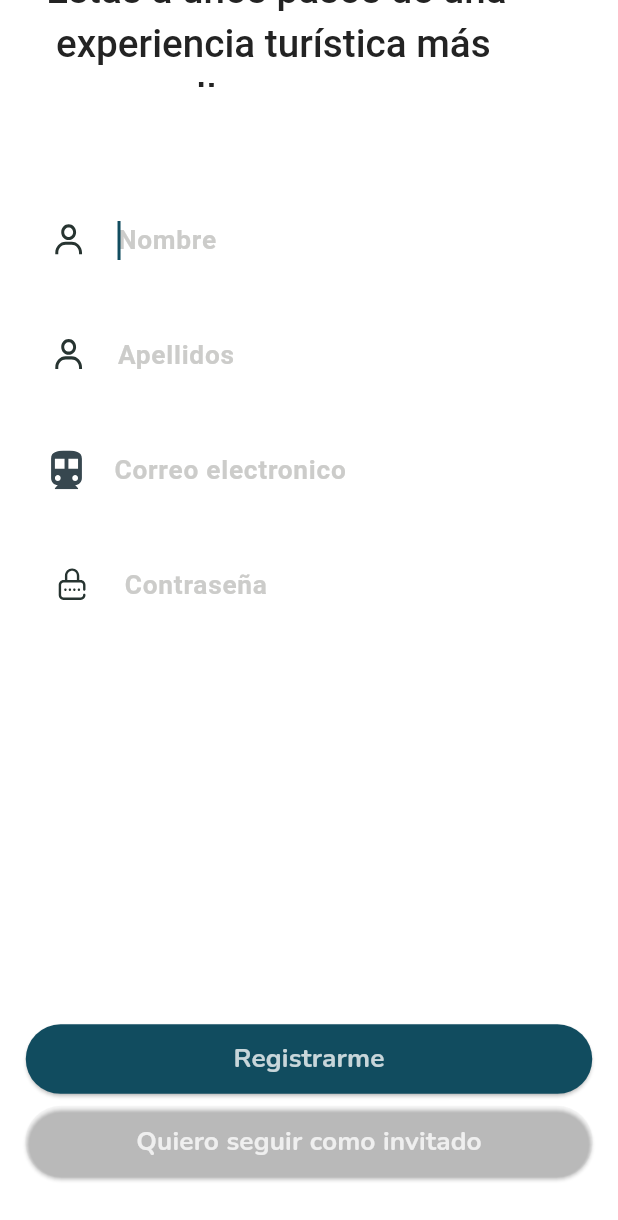
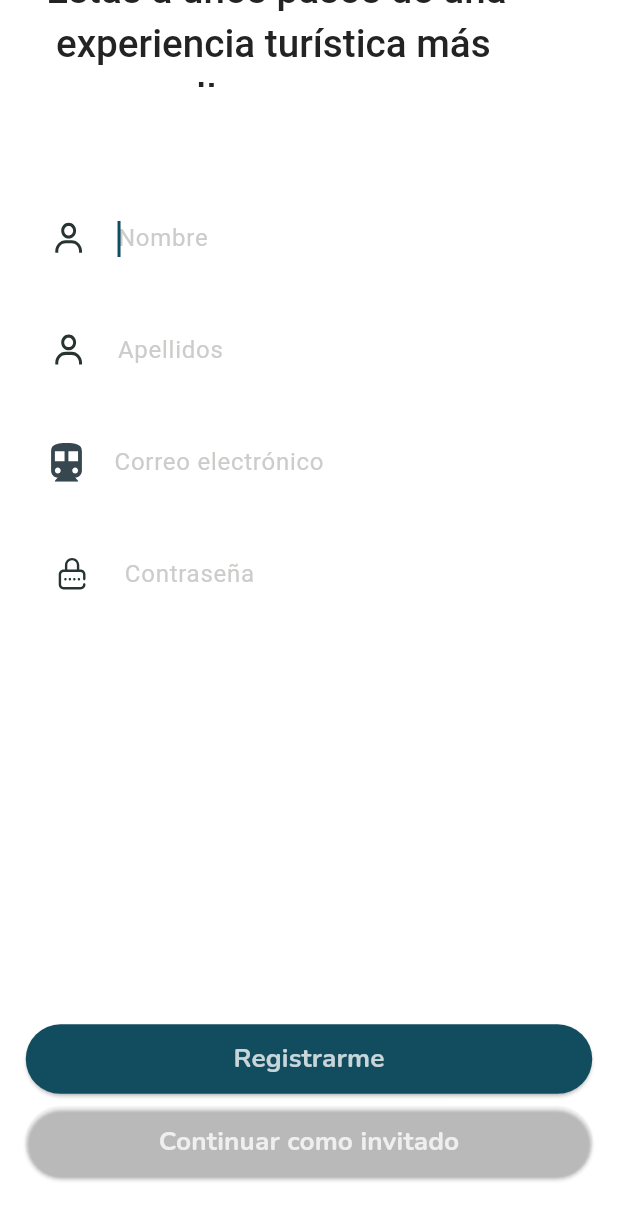
Before and after one commit to ElTr4ck/ProyectoTuristeandoAndo, a Flutter app: the FrmregistroScreen screen opened by its route, on a phone screen of 412 x 824 dp. Shown: the top 1220 px of the screen. Run offline on Flutter 3.47's test engine with Material 3 defaults, Android fonts, the phone set to English and light mode, and no system bars; our stand-ins replace awesome_snackbar_content, bloc, cached_network_image, carousel_slider, cloud_firestore, equatable and 12 more; missing offline and left inert: flutter_google_maps_webservices, flutter_google_places, google_api_headers, google_maps_routes, google_maps_webservice, google_maps_widget; accounts and stored records are empty; Roboto replaces fonts that are missing (Montserrat, Poppins).

Commit message:
texto inputs

```diff
--- a/lib/screens/pantallas/loginSystem/frmlogin_screen/frmlogin_screen.dart
+++ b/lib/screens/pantallas/loginSystem/frmlogin_screen/frmlogin_screen.dart
@@ -94,7 +94,7 @@ class FrmloginScreen extends StatelessWidget {
                                                 left: 19.h, right: 20.h),
                                             child: CustomTextFormField(
                                                 controller: emailController,
-                                                hintText: "E-mail",
+                                                hintText: "Correo elctrónico",
                                                 validator: (value) {
                                                   if (value!.isEmpty) {
                                                     return "Campo obligatorio";
--- a/lib/screens/pantallas/loginSystem/frmregistro_screen/frmregistro_screen.dart
+++ b/lib/screens/pantallas/loginSystem/frmregistro_screen/frmregistro_screen.dart
@@ -43,7 +43,7 @@ class FrmregistroScreen extends StatelessWidget {
                 padding: EdgeInsets.symmetric(horizontal: 15.h, vertical: 38.v),
                 child: Form(
                     key: formkey,
-                    child: Column(children: [
+                    child: Column(mainAxisSize: MainAxisSize.min, children: [
                       SizedBox(height: 32.v),
                       _buildTextFieldOutline(context),
                       SizedBox(height: 15.v),
@@ -89,7 +89,6 @@ class FrmregistroScreen extends StatelessWidget {
         },
         controller: textFieldOutlineNombre,
         hintText: "Nombre",
-        textStyle: CustomTextStyles.titleMediumOnPrimary17,
         prefix: Container(
             margin: EdgeInsets.symmetric(horizontal: 13.h, vertical: 16.v),
 
@@ -117,7 +116,6 @@ class FrmregistroScreen extends StatelessWidget {
         },
         controller: textFieldOutlineApellido,
         hintText: "Apellidos",
-        textStyle: CustomTextStyles.titleMediumOnPrimary17,
         prefix: Container(
             margin: EdgeInsets.symmetric(horizontal: 13.h, vertical: 16.v),
 
@@ -145,8 +143,7 @@ class FrmregistroScreen extends StatelessWidget {
         return null;
       },
       controller: textFieldOutlineCorreo,
-      hintText: "Correo electronico",
-      textStyle: CustomTextStyles.titleMediumOnPrimary17,
+      hintText: "Correo electrónico",
       textInputAction: TextInputAction.done,
       prefix: Container(
           margin: EdgeInsets.symmetric(horizontal: 13.h, vertical: 16.v),
@@ -178,7 +175,6 @@ class FrmregistroScreen extends StatelessWidget {
         obscureText: true,
         controller: textFieldOutlineContrasena,
         hintText: "Contraseña",
-        textStyle: CustomTextStyles.titleMediumOnPrimary17,
         textInputAction: TextInputAction.done,
         prefix: Container(
             margin: EdgeInsets.symmetric(horizontal: 15.h, vertical: 16.v),
@@ -209,7 +205,7 @@ class FrmregistroScreen extends StatelessWidget {
   Widget _buildCancelarQuieroSeguirComo(BuildContext context) {
     return CustomElevatedButton(
         height: 46.v,
-        text: "Quiero seguir como invitado",
+        text: "Continuar como invitado",
         buttonStyle: CustomButtonStyles.radiusTL23,
         buttonTextStyle: CustomTextStyles.titleMediumOnPrimary17,
         onPressed: () {
```
